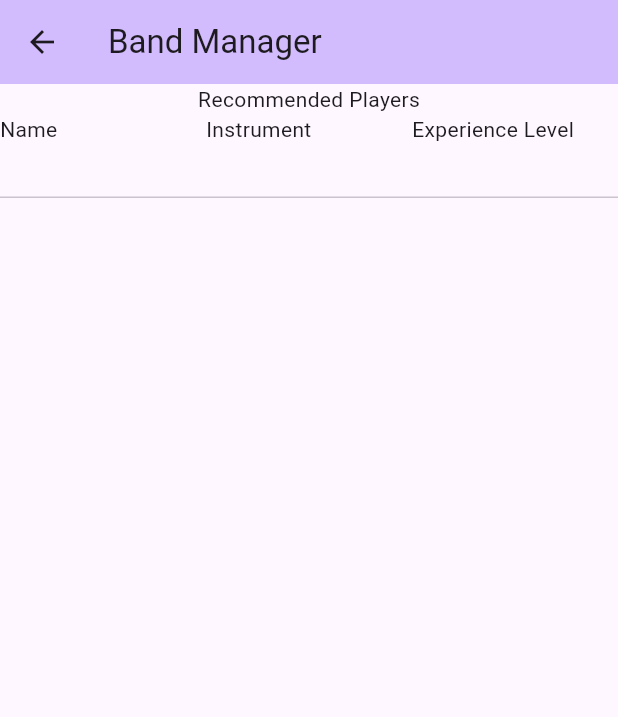
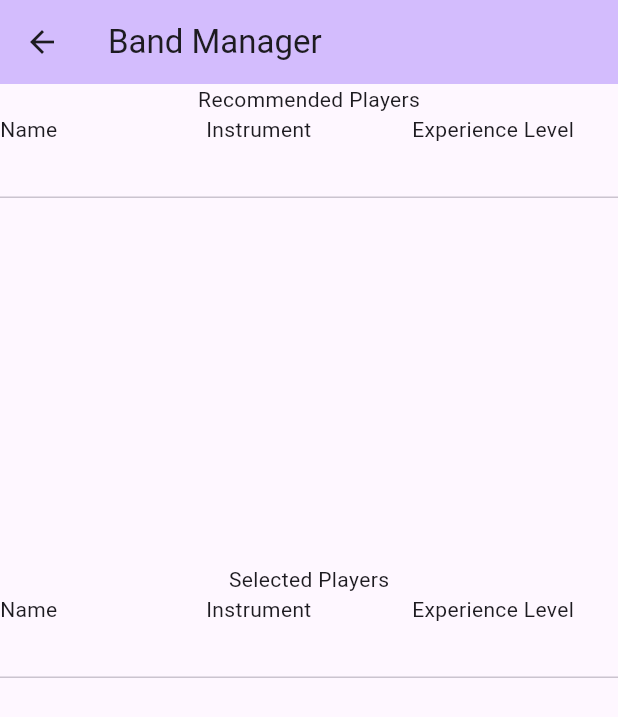
Before and after one commit to twallengren/jamnight, a Flutter app: the BandManager screen opened by its route, on a phone screen of 412 x 824 dp. Shown: the top 717 px of the screen. Run offline on Flutter 3.47's test engine with Material 2 defaults, Android fonts, the phone set to English and light mode, and no system bars; drawn by our look-alikes of syncfusion_flutter_datagrid; our stand-ins replace logger.

Commit message:
selected performers widget

```diff
--- a/lib/bandmanager/bandmanager.dart
+++ b/lib/bandmanager/bandmanager.dart
@@ -1,6 +1,7 @@
 import 'package:flutter/material.dart';
 import 'package:logger/logger.dart';
 import 'recommendedperformerswidget.dart';
+import 'selectedperformerswidget.dart';
 
 class BandManager extends StatefulWidget {
   const BandManager({super.key, required this.title});
@@ -25,6 +26,7 @@ class _BandManagerState extends State<BandManager> {
           child: Column(
         children: [
           RecommendedPerformersWidget(),
+          SelectedPerformersWidget(),
         ],
       )),
     );
--- /dev/null
+++ b/lib/bandmanager/selectedperformerswidget.dart
@@ -0,0 +1,89 @@
+import 'package:flutter/material.dart';
+import 'package:provider/provider.dart';
+import 'package:syncfusion_flutter_datagrid/datagrid.dart';
+import '../datastore.dart';
+import '../model/performer.dart';
+
+class SelectedPerformersWidget extends StatefulWidget {
+  const SelectedPerformersWidget({super.key});
+
+  @override
+  State<SelectedPerformersWidget> createState() =>
+      _SelectedPerformersWidgetState();
+}
+
+class _SelectedPerformersWidgetState extends State<SelectedPerformersWidget> {
+  @override
+  Widget build(BuildContext context) {
+    DataStore dataStore = Provider.of<DataStore>(context, listen: true);
+    return Center(
+      child: Column(
+        children: [
+          const Text('Selected Players'),
+          SfDataGrid(
+            allowSwiping: true,
+            swipeMaxOffset: 100,
+            columnWidthMode: ColumnWidthMode.fill,
+            horizontalScrollPhysics: const BouncingScrollPhysics(),
+            source: SelectedPerformersDataSource(dataStore: dataStore),
+            columns: <GridColumn>[
+              GridColumn(
+                columnName: 'Name',
+                label: const Text('Name'),
+              ),
+              GridColumn(
+                columnName: 'Instrument',
+                label: const Text('Instrument'),
+              ),
+              GridColumn(
+                columnName: 'Experience Level',
+                label: const Text('Experience Level'),
+              ),
+            ],
+          ),
+        ],
+      ),
+    );
+  }
+}
+
+class SelectedPerformersDataSource extends DataGridSource {
+  SelectedPerformersDataSource({required this.dataStore});
+
+  final DataStore dataStore;
+
+  @override
+  List<DataGridRow> get rows => getBandRows(dataStore);
+
+  @override
+  DataGridRowAdapter? buildRow(DataGridRow row) {
+    return DataGridRowAdapter(
+        cells: row.getCells().map<Widget>((e) {
+      return Container(
+        alignment: Alignment.center,
+        padding: const EdgeInsets.symmetric(horizontal: 16),
+        child: Text(e.value.toString()),
+      );
+    }).toList());
+  }
+
+  List<DataGridRow> getBandRows(DataStore dataStore) {
+    List<DataGridRow> bandRows = [];
+
+    List<Performer> selectedPerformers = dataStore.getSelectedBand();
+
+    for (Performer performer in selectedPerformers) {
+      bandRows.add(DataGridRow(cells: <DataGridCell>[
+        DataGridCell(columnName: 'Name', value: performer.name),
+        DataGridCell(
+            columnName: 'Instrument',
+            value: performer.instrument.name.toUpperCase()),
+        DataGridCell(
+            columnName: 'Experience Level',
+            value: performer.experienceLevel.name.toUpperCase()),
+      ]));
+    }
+
+    return bandRows;
+  }
+}
--- a/lib/datastore.dart
+++ b/lib/datastore.dart
@@ -10,6 +10,7 @@ class DataStore extends ChangeNotifier {
   final List<Performer> _performers = [];
   final Multimap<Instrument, Performer> _performersByInstrument =
       Multimap<Instrument, Performer>();
+  List<Performer> _selectedBand = [];
 
   void addPerformer(Performer performer) {
     logger.i('Adding performer: ${performer.name}');
@@ -33,6 +34,28 @@ class DataStore extends ChangeNotifier {
     notifyListeners();
   }
 
+  void addPerformerToSelectedBand(Performer performer) {
+    logger.i('Adding performer to selected band: ${performer.name}');
+    _selectedBand.add(performer);
+    notifyListeners();
+  }
+
+  void removePerformerFromSelectedBand(Performer performer) {
+    logger.i('Removing performer from selected band: ${performer.name}');
+    _selectedBand.remove(performer);
+    notifyListeners();
+  }
+
+  void clearSelectedBand() {
+    logger.i('Clearing selected band');
+    _selectedBand.clear();
+    notifyListeners();
+  }
+
+  List<Performer> getSelectedBand() {
+    return _selectedBand;
+  }
+
   List<Performer> getPerformers() {
     return _performers;
   }
```
